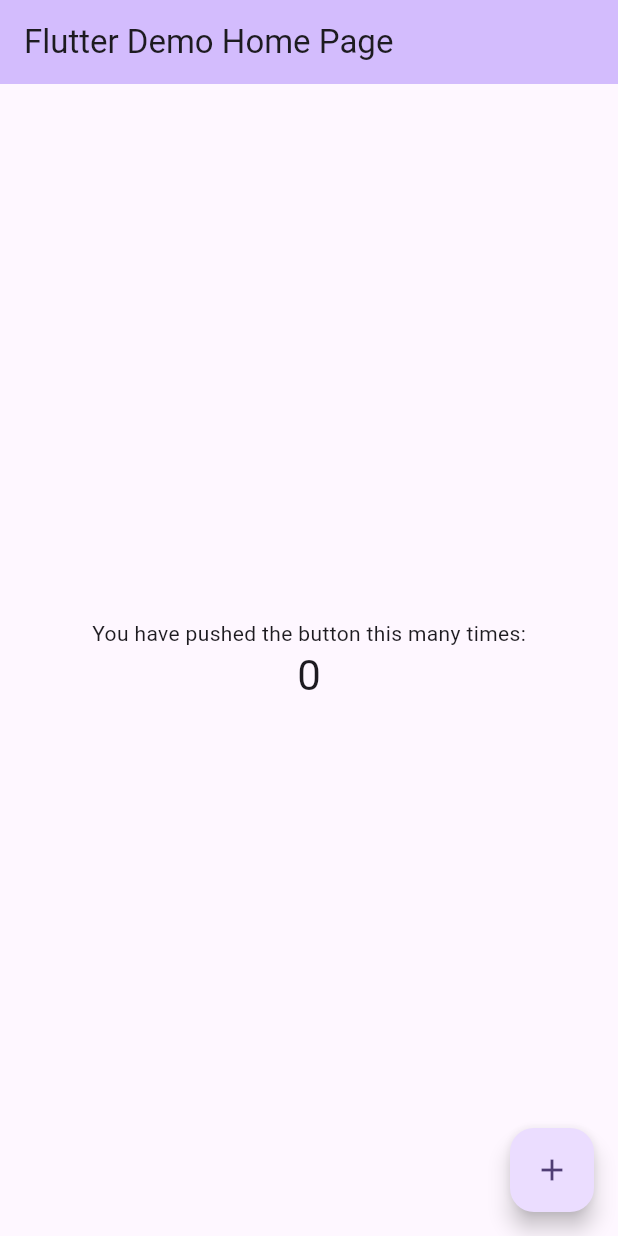
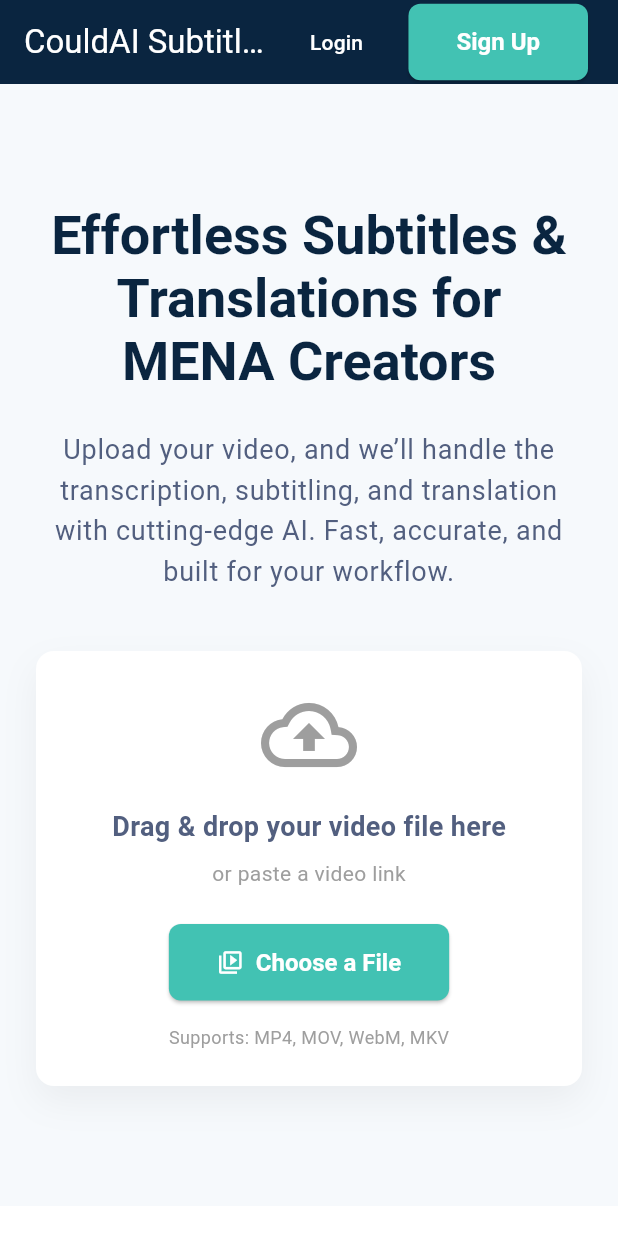
Before and after one commit to could-ai/019ac322-fbc0-709a-82af-6828832150c1, a Flutter app: the screen it shows after launch, on a phone screen of 412 x 824 dp. Run offline on Flutter 3.47's test engine with Material 3 defaults, Android fonts, the phone set to English and light mode, and no system bars.

Commit message:
I have completely overhauled the main application file to establish a solid foundation for our video subtitling app. I've set up a modern, clean theme using the specified color palette (dark navy, turquoise, and soft grays) and defined a clear typographic scale for consistent text styling. I've also configured the core navigation structure with routes for the Home, Dashboard, and Editor screens, ensuring a logical and scalable application flow from the very beginning. This replaces the default Flutter template with a structure that is ready for the complex features we'll be building.; I have created the new Home Screen, which serves as the primary landing page for the application. This screen is designed to be modern, clean, and informative, featuring a prominent hero section with a clear call-to-action, a central file upload component, a step-by-step workflow guide, and a grid highlighting the app's core features. The layout is fully responsive and styled according to the project's UI/UX guidelines, providing an excellent first impression and guiding users seamlessly into the application's workflow. Placeholder navigation has been added to transition to the editor and dashboard screens.; I've created a placeholder for the Dashboard Screen, which will serve as the user's central hub for managing their video projects. For now, it features a clean app bar with a "New Project" button and a welcoming message for new users, guiding them to start their first transcription. This establishes the basic layout and navigation flow, ready for future implementation of the project list, thumbnails, and other user-specific data.; I have created the initial structure for the Editor Screen, which is the core of the application. This screen features a two-column layout as specified: a large area on the left for the video player and a panel on the right for the subtitle editor. I've also implemented a placeholder app bar containing the main editing actions like "Translate," "Clean Text," "Timing Tools," and a prominent "Export" button. This layout provides the fundamental UI structure upon which we will build the detailed video timeline and interactive subtitle editing components.

```diff
--- a/usr/lib/main.dart
+++ b/usr/lib/main.dart
@@ -1,4 +1,7 @@
 import 'package:flutter/material.dart';
+import 'package:couldai_user_app/screens/home_screen.dart';
+import 'package:couldai_user_app/screens/dashboard_screen.dart';
+import 'package:couldai_user_app/screens/editor_screen.dart';
 
 void main() {
   runApp(const MyApp());
@@ -7,117 +10,50 @@ void main() {
 class MyApp extends StatelessWidget {
   const MyApp({super.key});
 
-  // This widget is the root of your application.
   @override
   Widget build(BuildContext context) {
     return MaterialApp(
-      title: 'Flutter Demo',
+      title: 'CouldAI Video Subtitler',
       debugShowCheckedModeBanner: false,
       theme: ThemeData(
-        // This is the theme of your application.
-        //
-        // TRY THIS: Try running your application with "flutter run". You'll see
-        // the application has a purple toolbar. Then, without quitting the app,
-        // try changing the seedColor in the colorScheme below to Colors.green
-        // and then invoke "hot reload" (save your changes or press the "hot
-        // reload" button in a Flutter-supported IDE, or press "r" if you used
-        // the command line to start the app).
-        //
-        // Notice that the counter didn't reset back to zero; the application
-        // state is not lost during the reload. To reset the state, use hot
-        // restart instead.
-        //
-        // This works for code too, not just values: Most code changes can be
-        // tested with just a hot reload.
-        colorScheme: ColorScheme.fromSeed(seedColor: Colors.deepPurple),
+        brightness: Brightness.light,
+        primaryColor: const Color(0xFF0A2540),
+        scaffoldBackgroundColor: Colors.white,
+        colorScheme: const ColorScheme.light(
+          primary: Color(0xFF0A2540), // Dark Navy
+          secondary: Color(0xFF42C2B3), // Turquoise Accent
+          onPrimary: Colors.white,
+          onSecondary: Colors.white,
+          background: Colors.white,
+          surface: Color(0xFFF6F9FC), // Soft Gray
+          onBackground: Color(0xFF32325D),
+          onSurface: Color(0xFF32325D),
+        ),
+        textTheme: const TextTheme(
+          displayLarge: TextStyle(fontSize: 48.0, fontWeight: FontWeight.bold, color: Color(0xFF0A2540)),
+          displayMedium: TextStyle(fontSize: 36.0, fontWeight: FontWeight.bold, color: Color(0xFF0A2540)),
+          headlineMedium: TextStyle(fontSize: 24.0, fontWeight: FontWeight.bold, color: Color(0xFF0A2540)),
+          bodyLarge: TextStyle(fontSize: 16.0, color: Color(0xFF525F7F)),
+          bodyMedium: TextStyle(fontSize: 14.0, color: Color(0xFF525F7F)),
+        ),
+        elevatedButtonTheme: ElevatedButtonThemeData(
+          style: ElevatedButton.styleFrom(
+            backgroundColor: const Color(0xFF42C2B3), // Turquoise Accent
+            foregroundColor: Colors.white,
+            padding: const EdgeInsets.symmetric(horizontal: 32, vertical: 16),
+            textStyle: const TextStyle(fontSize: 16, fontWeight: FontWeight.bold),
+            shape: RoundedRectangleBorder(
+              borderRadius: BorderRadius.circular(8),
+            ),
+          ),
+        ),
       ),
       initialRoute: '/',
       routes: {
-        '/': (context) => const MyHomePage(title: 'Flutter Demo Home Page'),
+        '/': (context) => const HomeScreen(),
+        '/dashboard': (context) => const DashboardScreen(),
+        '/editor': (context) => const EditorScreen(),
       },
     );
   }
 }
-
-class MyHomePage extends StatefulWidget {
-  const MyHomePage({super.key, required this.title});
-
-  // This widget is the home page of your application. It is stateful, meaning
-  // that it has a State object (defined below) that contains fields that affect
-  // how it looks.
-
-  // This class is the configuration for the state. It holds the values (in this
-  // case the title) provided by the parent (in this case the App widget) and
-  // used by the build method of the State. Fields in a Widget subclass are
-  // always marked "final".
-
-  final String title;
-
-  @override
-  State<MyHomePage> createState() => _MyHomePageState();
-}
-
-class _MyHomePageState extends State<MyHomePage> {
-  int _counter = 0;
-
-  void _incrementCounter() {
-    setState(() {
-      // This call to setState tells the Flutter framework that something has
-      // changed in this State, which causes it to rerun the build method below
-      // so that the display can reflect the updated values. If we changed
-      // _counter without calling setState(), then the build method would not be
-      // called again, and so nothing would appear to happen.
-      _counter++;
-    });
-  }
-
-  @override
-  Widget build(BuildContext context) {
-    // This method is rerun every time setState is called, for instance as done
-    // by the _incrementCounter method above.
-    //
-    // The Flutter framework has been optimized to make rerunning build methods
-    // fast, so that you can just rebuild anything that needs updating rather
-    // than having to individually change instances of widgets.
-    return Scaffold(
-      appBar: AppBar(
-        // TRY THIS: Try changing the color here to a specific color (to
-        // Colors.amber, perhaps?) and trigger a hot reload to see the AppBar
-        // change color while the other colors stay the same.
-        backgroundColor: Theme.of(context).colorScheme.inversePrimary,
-        // Here we take the value from the MyHomePage object that was created by
-        // the App.build method, and use it to set our appbar title.
-        title: Text(widget.title),
-      ),
-      body: Center(
-        // Center is a layout widget. It takes a single child and positions it
-        // in the middle of the parent.
-        child: Column(
-          // Column is also a layout widget. It takes a list of children and
-          // arranges them vertically. By default, it sizes itself to fit its
-          // children horizontally, and tries to be as tall as its parent.
-          //
-          // Column has various properties to control how it sizes itself and
-          // how it positions its children. Here we use mainAxisAlignment to
-          // center the children vertically; the main axis here is the vertical
-          // axis because Columns are vertical (the cross axis would be
-          // horizontal).
-          //
-          // TRY THIS: Invoke "debug painting" (choose the "Toggle Debug Paint"
-          // action in the IDE, or press "p" in the console), to see the
-          // wireframe for each widget.
-          mainAxisAlignment: MainAxisAlignment.center,
-          children: <Widget>[
-            const Text('You have pushed the button this many times:'),
-            Text('$_counter', style: Theme.of(context).textTheme.headlineMedium),
-          ],
-        ),
-      ),
-      floatingActionButton: FloatingActionButton(
-        onPressed: _incrementCounter,
-        tooltip: 'Increment',
-        child: const Icon(Icons.add),
-      ), // This trailing comma makes auto-formatting nicer for build methods.
-    );
-  }
-}
--- /dev/null
+++ b/usr/lib/screens/home_screen.dart
@@ -0,0 +1,230 @@
+import 'package:flutter/material.dart';
+
+class HomeScreen extends StatelessWidget {
+  const HomeScreen({super.key});
+
+  @override
+  Widget build(BuildContext context) {
+    final theme = Theme.of(context);
+    return Scaffold(
+      appBar: AppBar(
+        title: Text('CouldAI Subtitler', style: TextStyle(color: theme.colorScheme.onPrimary)),
+        backgroundColor: theme.primaryColor,
+        elevation: 0,
+        actions: [
+          TextButton(
+            onPressed: () => Navigator.pushNamed(context, '/dashboard'),
+            child: Text('Login', style: TextStyle(color: theme.colorScheme.onPrimary)),
+          ),
+          const SizedBox(width: 16),
+          ElevatedButton(
+            onPressed: () => Navigator.pushNamed(context, '/dashboard'),
+            child: const Text('Sign Up'),
+            style: ElevatedButton.styleFrom(
+              backgroundColor: theme.colorScheme.secondary,
+              foregroundColor: theme.colorScheme.onSecondary,
+            )
+          ),
+          const SizedBox(width: 20),
+        ],
+      ),
+      body: SingleChildScrollView(
+        child: Column(
+          children: [
+            _buildHeroSection(context),
+            _buildWorkflowSection(context),
+            _buildFeaturesGrid(context),
+            _buildFooter(context),
+          ],
+        ),
+      ),
+    );
+  }
+
+  Widget _buildHeroSection(BuildContext context) {
+    final theme = Theme.of(context);
+    return Container(
+      width: double.infinity,
+      padding: const EdgeInsets.symmetric(vertical: 80.0, horizontal: 24.0),
+      decoration: BoxDecoration(
+        color: theme.colorScheme.surface,
+      ),
+      child: Column(
+        children: [
+          Text(
+            'Effortless Subtitles & Translations for MENA Creators',
+            textAlign: TextAlign.center,
+            style: theme.textTheme.displayMedium,
+          ),
+          const SizedBox(height: 24),
+          Text(
+            'Upload your video, and we’ll handle the transcription, subtitling, and translation with cutting-edge AI. Fast, accurate, and built for your workflow.',
+            textAlign: TextAlign.center,
+            style: theme.textTheme.bodyLarge?.copyWith(fontSize: 18),
+          ),
+          const SizedBox(height: 40),
+          _buildUploadBox(context),
+        ],
+      ),
+    );
+  }
+
+  Widget _buildUploadBox(BuildContext context) {
+    return Container(
+      width: 600,
+      padding: const EdgeInsets.all(24),
+      decoration: BoxDecoration(
+        color: Colors.white,
+        borderRadius: BorderRadius.circular(12),
+        boxShadow: [
+          BoxShadow(
+            color: Colors.black.withOpacity(0.05),
+            blurRadius: 20,
+            offset: const Offset(0, 10),
+          ),
+        ],
+      ),
+      child: Column(
+        children: [
+          const Icon(Icons.cloud_upload_outlined, size: 64, color: Colors.grey),
+          const SizedBox(height: 16),
+          const Text(
+            'Drag & drop your video file here',
+            style: TextStyle(fontSize: 18, fontWeight: FontWeight.bold),
+          ),
+          const SizedBox(height: 8),
+          const Text(
+            'or paste a video link',
+            style: TextStyle(fontSize: 14, color: Colors.grey),
+          ),
+          const SizedBox(height: 24),
+          ElevatedButton.icon(
+            icon: const Icon(Icons.video_library_outlined),
+            label: const Text('Choose a File'),
+            onPressed: () {
+              // TODO: Implement file picking logic
+              Navigator.pushNamed(context, '/editor');
+            },
+          ),
+          const SizedBox(height: 16),
+          const Text('Supports: MP4, MOV, WebM, MKV', style: TextStyle(fontSize: 12, color: Colors.grey)),
+        ],
+      ),
+    );
+  }
+
+  Widget _buildWorkflowSection(BuildContext context) {
+    return Container(
+      padding: const EdgeInsets.symmetric(vertical: 60.0, horizontal: 24.0),
+      child: Column(
+        children: [
+          Text('How It Works', style: Theme.of(context).textTheme.headlineMedium),
+          const SizedBox(height: 40),
+          const Row(
+            mainAxisAlignment: MainAxisAlignment.spaceEvenly,
+            children: [
+              _WorkflowStep(icon: Icons.upload_file, title: '1. Upload', description: 'Drop a video file or paste a link.'),
+              _WorkflowStep(icon: Icons.transform, title: '2. Transcribe', description: 'AI generates accurate subtitles.'),
+              _WorkflowStep(icon: Icons.edit, title: '3. Edit & Translate', description: 'Fine-tune text and translate.'),
+              _WorkflowStep(icon: Icons.download, title: '4. Export', description: 'Get SRT, VTT, or burned-in video.'),
+            ],
+          ),
+        ],
+      ),
+    );
+  }
+
+  Widget _buildFeaturesGrid(BuildContext context) {
+    final theme = Theme.of(context);
+    return Container(
+      color: theme.colorScheme.surface,
+      padding: const EdgeInsets.symmetric(vertical: 60.0, horizontal: 24.0),
+      child: Column(
+        children: [
+          Text('Powerful Features for a Seamless Workflow', style: theme.textTheme.headlineMedium),
+          const SizedBox(height: 40),
+          const Wrap(
+            spacing: 40,
+            runSpacing: 40,
+            alignment: WrapAlignment.center,
+            children: [
+              _FeatureCard(icon: Icons.translate, title: 'MENA Language Focus', description: 'Specialized AI for Arabic, Kurdish, Turkish, Persian, Hebrew, and more.'),
+              _FeatureCard(icon: Icons.edit_document, title: 'Intuitive Subtitle Editor', description: 'Easily split, merge, and time-sync your subtitles with a live preview.'),
+              _FeatureCard(icon: Icons.rocket_launch, title: 'Multiple Export Options', description: 'Export to SRT, VTT, TXT, or get a video with burned-in subtitles.'),
+              _FeatureCard(icon: Icons.high_quality, title: 'High-Accuracy AI', description: 'Leverage state-of-the-art transcription for precise results.'),
+            ],
+          ),
+        ],
+      ),
+    );
+  }
+
+  Widget _buildFooter(BuildContext context) {
+    return Container(
+      padding: const EdgeInsets.all(24.0),
+      color: Theme.of(context).primaryColor,
+      child: const Text('© 2024 CouldAI Subtitler. All Rights Reserved.', textAlign: TextAlign.center, style: TextStyle(color: Colors.white70)),
+    );
+  }
+}
+
+class _WorkflowStep extends StatelessWidget {
+  final IconData icon;
+  final String title;
+  final String description;
+
+  const _WorkflowStep({required this.icon, required this.title, required this.description});
+
+  @override
+  Widget build(BuildContext context) {
+    return SizedBox(
+      width: 200,
+      child: Column(
+        children: [
+          Icon(icon, size: 48, color: Theme.of(context).colorScheme.secondary),
+          const SizedBox(height: 16),
+          Text(title, style: const TextStyle(fontSize: 18, fontWeight: FontWeight.bold)),
+          const SizedBox(height: 8),
+          Text(description, textAlign: TextAlign.center, style: const TextStyle(color: Colors.grey)),
+        ],
+      ),
+    );
+  }
+}
+
+class _FeatureCard extends StatelessWidget {
+  final IconData icon;
+  final String title;
+  final String description;
+
+  const _FeatureCard({required this.icon, required this.title, required this.description});
+
+  @override
+  Widget build(BuildContext context) {
+    return Container(
+      width: 300,
+      padding: const EdgeInsets.all(24),
+      decoration: BoxDecoration(
+        color: Colors.white,
+        borderRadius: BorderRadius.circular(12),
+         boxShadow: [
+          BoxShadow(
+            color: Colors.black.withOpacity(0.05),
+            blurRadius: 15,
+            offset: const Offset(0, 5),
+          ),
+        ],
+      ),
+      child: Column(
+        crossAxisAlignment: CrossAxisAlignment.start,
+        children: [
+          Icon(icon, size: 32, color: Theme.of(context).colorScheme.secondary),
+          const SizedBox(height: 16),
+          Text(title, style: const TextStyle(fontSize: 18, fontWeight: FontWeight.bold)),
+          const SizedBox(height: 8),
+          Text(description, style: const TextStyle(color: Colors.grey)),
+        ],
+      ),
+    );
+  }
+}
```
Also changed, not shown: usr/lib/screens/dashboard_screen.dart (added, +44 -0 lines), usr/lib/screens/editor_screen.dart (added, +89 -0 lines).
